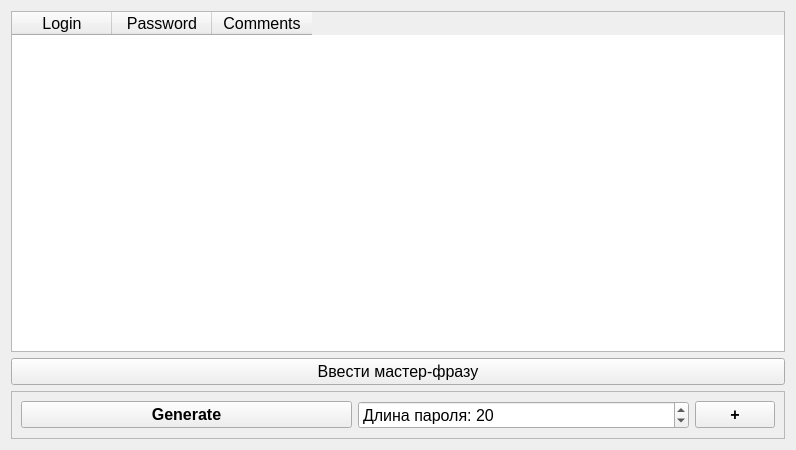
nawww83/AllPass, file widget.ui: the form before one commit.
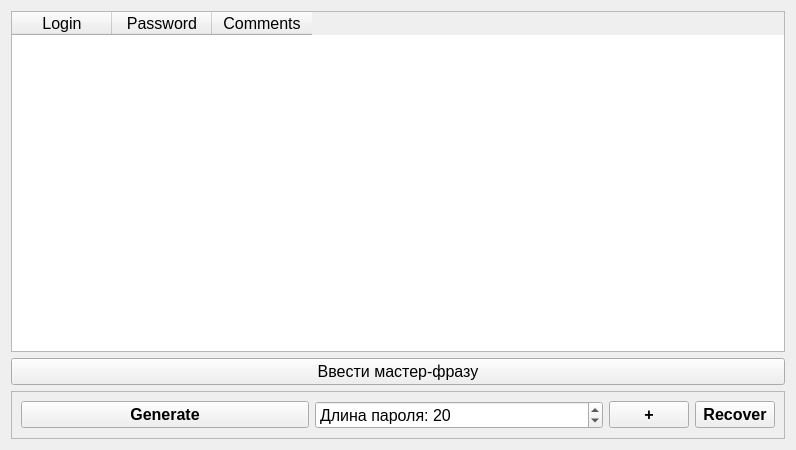
The form after the commit.

Commit message: add backup recovery button

Patch:
```diff
--- a/widget.ui
+++ b/widget.ui
@@ -132,6 +132,30 @@
           </property>
          </widget>
         </item>
+        <item>
+         <widget class="QPushButton" name="btn_recover_from_backup">
+          <property name="sizePolicy">
+           <sizepolicy hsizetype="Fixed" vsizetype="Fixed">
+            <horstretch>0</horstretch>
+            <verstretch>0</verstretch>
+           </sizepolicy>
+          </property>
+          <property name="font">
+           <font>
+            <pointsize>12</pointsize>
+            <bold>true</bold>
+            <underline>false</underline>
+            <strikeout>false</strikeout>
+           </font>
+          </property>
+          <property name="toolTip">
+           <string>&lt;html&gt;&lt;head/&gt;&lt;body&gt;&lt;p&gt;&lt;span style=&quot; color:#ff0000;&quot;&gt;Восстановить данные из резервной копии.&lt;/span&gt;&lt;/p&gt;&lt;/body&gt;&lt;/html&gt;</string>
+          </property>
+          <property name="text">
+           <string>Recover</string>
+          </property>
+         </widget>
+        </item>
        </layout>
       </widget>
      </item>
```
The commit also changes 5 other files.
